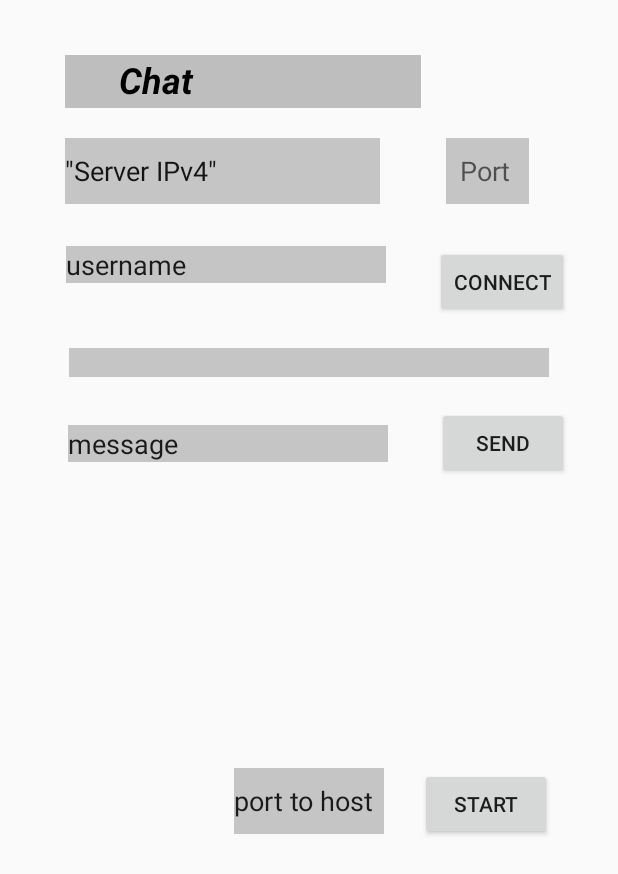
After one commit to Normanpabon/AndroidMultitools, an Android app: the Chat screen opened directly, with no data from a screen before it, on a phone screen of 412 x 824 dp. The commit adds this screen. Shown: the top 874 px of the screen. Run offline under Robolectric (Android 15) with nearby library versions, the phone set to English and light mode, and no system bars.

Commit message:
Chat funcionando (parcialmente)
Cambios:

- Se crea la clase "Chat" junto con su activity, la cual funciona con sockets

- Se crea la clase "SocketComms" y "ChatSever"

Por Hacer:

- Corregir refresco de nuevos mensajes
- Corregir colores
- Quitar mala practica de strict
- manejo de excepciones
- Notificar usuarios cuando se crea el host/ se connecta o hay algun error

```diff
--- a/app/src/main/AndroidManifest.xml
+++ b/app/src/main/AndroidManifest.xml
@@ -11,7 +11,8 @@
         android:roundIcon="@mipmap/ic_launcher_round"
         android:supportsRtl="true"
         android:theme="@style/AppTheme">
-        <activity android:name=".grafoss"></activity>
+        <activity android:name=".Chat"></activity>
+        <activity android:name=".grafoss" />
         <activity android:name=".ARPDevices" />
         <activity android:name=".MacVendorFinder" />
         <activity android:name=".DecryptMessage" />
--- /dev/null
+++ b/app/src/main/java/com/h4lfcr3st/androidswissarmy/Chat.java
@@ -0,0 +1,82 @@
+package com.h4lfcr3st.androidswissarmy;
+
+import androidx.appcompat.app.AppCompatActivity;
+
+import android.os.Bundle;
+import android.os.StrictMode;
+import android.view.View;
+import android.widget.Button;
+import android.widget.EditText;
+import android.widget.TextView;
+
+import com.h4lfcr3st.androidswissarmy.ChatServer;
+import com.h4lfcr3st.androidswissarmy.SocketComms;
+
+import java.io.IOException;
+
+public class Chat extends AppCompatActivity {
+
+    private EditText serverIp, serverPort, clientMessage, cliename, hostPort;
+    private Button btnConnect, btnSend, btnHost;
+    private TextView history;
+
+    private SocketComms socket;
+    private ChatServer chatServer;
+
+    private String ip;
+    private int port;
+    private String clientName;
+
+    @Override
+    protected void onCreate(Bundle savedInstanceState) {
+        super.onCreate(savedInstanceState);
+        setContentView(R.layout.activity_chat);
+        serverIp = findViewById(R.id.txtServerIp);
+        serverPort = findViewById(R.id.txtServerPort);
+        clientMessage = findViewById(R.id.txtSendMessage);
+        cliename = findViewById(R.id.txtUsername);
+        hostPort = findViewById(R.id.txtHostPort);
+
+        btnConnect = findViewById(R.id.btnConnectServer);
+        btnSend = findViewById(R.id.btnSendMessage);
+        btnHost = findViewById(R.id.btnHost);
+
+        history = findViewById(R.id.tvChatHistory);
+
+
+    }
+
+    public void ConnectServer(){
+        this.socket = new SocketComms(this.clientName, this.ip, this.port);
+
+    }
+
+    public void ConnectButton(View view){
+
+        //todo control de errores
+        this.ip = serverIp.getText().toString();
+        this.port = Integer.parseInt((serverPort.getText().toString()));
+        this.clientName = cliename.getText().toString();
+
+        ConnectServer();
+
+
+    }
+
+    public void SendMessage(View view) throws IOException, ClassNotFoundException {
+        StrictMode.ThreadPolicy policy = new StrictMode.ThreadPolicy.Builder().permitAll().build();
+        StrictMode.setThreadPolicy(policy);
+        String tmpMsg = clientMessage.getText().toString();
+        String tmp;
+        tmp = this.socket.SendMessage(tmpMsg);
+        this.history.clearComposingText();
+        this.history.setText(tmp);
+
+    }
+
+    public void HostServer(View view) throws IOException {
+        this.chatServer = new ChatServer(Integer.parseInt(hostPort.getText().toString()));
+        new Thread(this.chatServer).start();
+
+    }
+}
--- a/app/src/main/java/com/h4lfcr3st/androidswissarmy/NetworkingTools.java
+++ b/app/src/main/java/com/h4lfcr3st/androidswissarmy/NetworkingTools.java
@@ -30,4 +30,9 @@ public class NetworkingTools extends AppCompatActivity {
 
     }
 
+    public void BtnSocketChat(View view){
+        Intent Chat = new Intent(this, Chat.class);
+        startActivity(Chat);
+    }
+
 }
--- /dev/null
+++ b/app/src/main/res/layout/activity_chat.xml
@@ -0,0 +1,140 @@
+<?xml version="1.0" encoding="utf-8"?>
+<androidx.constraintlayout.widget.ConstraintLayout xmlns:android="http://schemas.android.com/apk/res/android"
+    xmlns:app="http://schemas.android.com/apk/res-auto"
+    xmlns:tools="http://schemas.android.com/tools"
+    android:layout_width="match_parent"
+    android:layout_height="match_parent"
+    tools:context=".Chat">
+
+    <EditText
+        android:id="@+id/txtServerIp"
+        android:layout_width="210dp"
+        android:layout_height="44dp"
+        android:layout_marginTop="92dp"
+        android:background="#A6AAAAAA"
+        android:ems="10"
+        android:hint='"Server IPv4"'
+        android:inputType="textPersonName"
+        android:textColorHint="#E6000000"
+        app:layout_constraintEnd_toStartOf="@+id/txtServerPort"
+        app:layout_constraintHorizontal_bias="1.0"
+        app:layout_constraintStart_toStartOf="parent"
+        app:layout_constraintTop_toTopOf="parent" />
+
+    <TextView
+        android:id="@+id/chatTitle"
+        android:layout_width="237dp"
+        android:layout_height="35dp"
+        android:layout_marginTop="32dp"
+        android:background="#95949494"
+        android:text="      Chat"
+        android:textColor="#000000"
+        android:textSize="24sp"
+        android:textStyle="bold|italic"
+        app:layout_constraintBottom_toTopOf="@+id/txtServerIp"
+        app:layout_constraintEnd_toEndOf="parent"
+        app:layout_constraintHorizontal_bias="0.247"
+        app:layout_constraintStart_toStartOf="parent"
+        app:layout_constraintTop_toTopOf="parent"
+        app:layout_constraintVertical_bias="0.2" />
+
+    <EditText
+        android:id="@+id/txtServerPort"
+        android:layout_width="55dp"
+        android:layout_height="44dp"
+        android:layout_marginTop="92dp"
+        android:layout_marginEnd="16dp"
+        android:background="#A6AAAAAA"
+        android:ems="10"
+        android:hint="  Port"
+        android:inputType="number"
+        app:layout_constraintEnd_toEndOf="parent"
+        app:layout_constraintStart_toEndOf="@+id/txtServerIp"
+        app:layout_constraintTop_toTopOf="parent" />
+
+    <Button
+        android:id="@+id/btnConnectServer"
+        android:layout_width="wrap_content"
+        android:layout_height="wrap_content"
+        android:layout_marginTop="28dp"
+        android:onClick="ConnectButton"
+        android:text="Connect"
+        app:layout_constraintEnd_toEndOf="parent"
+        app:layout_constraintStart_toEndOf="@+id/txtUsername"
+        app:layout_constraintTop_toBottomOf="@+id/txtServerIp" />
+
+    <TextView
+        android:id="@+id/tvChatHistory"
+        android:layout_width="320dp"
+        android:layout_height="wrap_content"
+        android:layout_marginTop="20dp"
+        android:background="#A6AAAAAA"
+        app:layout_constraintEnd_toEndOf="parent"
+        app:layout_constraintStart_toStartOf="parent"
+        app:layout_constraintTop_toBottomOf="@+id/btnConnectServer" />
+
+    <EditText
+        android:id="@+id/txtSendMessage"
+        android:layout_width="wrap_content"
+        android:layout_height="wrap_content"
+        android:layout_marginTop="32dp"
+        android:background="#A6AAAAAA"
+        android:ems="10"
+        android:inputType="textPersonName"
+        android:text="message"
+        app:layout_constraintEnd_toEndOf="parent"
+        app:layout_constraintHorizontal_bias="0.228"
+        app:layout_constraintStart_toStartOf="parent"
+        app:layout_constraintTop_toBottomOf="@+id/tvChatHistory" />
+
+    <Button
+        android:id="@+id/btnSendMessage"
+        android:layout_width="wrap_content"
+        android:layout_height="wrap_content"
+        android:layout_marginTop="20dp"
+        android:onClick="SendMessage"
+        android:text="send"
+        app:layout_constraintEnd_toEndOf="parent"
+        app:layout_constraintStart_toEndOf="@+id/txtSendMessage"
+        app:layout_constraintTop_toBottomOf="@+id/tvChatHistory" />
+
+    <EditText
+        android:id="@+id/txtUsername"
+        android:layout_width="wrap_content"
+        android:layout_height="wrap_content"
+        android:layout_marginStart="44dp"
+        android:layout_marginTop="28dp"
+        android:background="#A6AAAAAA"
+        android:ems="10"
+        android:inputType="textPersonName"
+        android:text="username"
+        app:layout_constraintStart_toStartOf="parent"
+        app:layout_constraintTop_toBottomOf="@+id/txtServerIp" />
+
+    <EditText
+        android:id="@+id/txtHostPort"
+        android:layout_width="100dp"
+        android:layout_height="44dp"
+        android:layout_marginTop="204dp"
+        android:layout_marginEnd="16dp"
+        android:background="#A6AAAAAA"
+        android:ems="10"
+        android:inputType="textPersonName"
+        android:text="port to host"
+        app:layout_constraintEnd_toStartOf="@+id/btnHost"
+        app:layout_constraintHorizontal_bias="0.951"
+        app:layout_constraintStart_toStartOf="parent"
+        app:layout_constraintTop_toBottomOf="@+id/txtSendMessage" />
+
+    <Button
+        android:id="@+id/btnHost"
+        android:layout_width="wrap_content"
+        android:layout_height="wrap_content"
+        android:layout_marginTop="204dp"
+        android:layout_marginEnd="44dp"
+        android:onClick="HostServer"
+        android:text="Start"
+        app:layout_constraintEnd_toEndOf="parent"
+        app:layout_constraintTop_toBottomOf="@+id/txtSendMessage" />
+
+</androidx.constraintlayout.widget.ConstraintLayout>
--- a/app/src/main/res/layout/activity_grafoss.xml
+++ b/app/src/main/res/layout/activity_grafoss.xml
@@ -46,7 +46,6 @@
         android:layout_height="wrap_content"
         android:layout_marginStart="28dp"
         android:layout_marginTop="32dp"
-        android:text="@string/TvMatriz"
         android:textSize="24sp"
         app:layout_constraintStart_toStartOf="parent"
         app:layout_constraintTop_toBottomOf="@+id/btn_agregarValor" />
```
Also changed, not shown: app/src/main/java/com/h4lfcr3st/androidswissarmy/ChatServer.java (added, +60 -0 lines), app/src/main/java/com/h4lfcr3st/androidswissarmy/SocketComms.java (added, +52 -0 lines), app/src/main/res/layout/activity_networking_tools.xml (+14 -0 lines).
